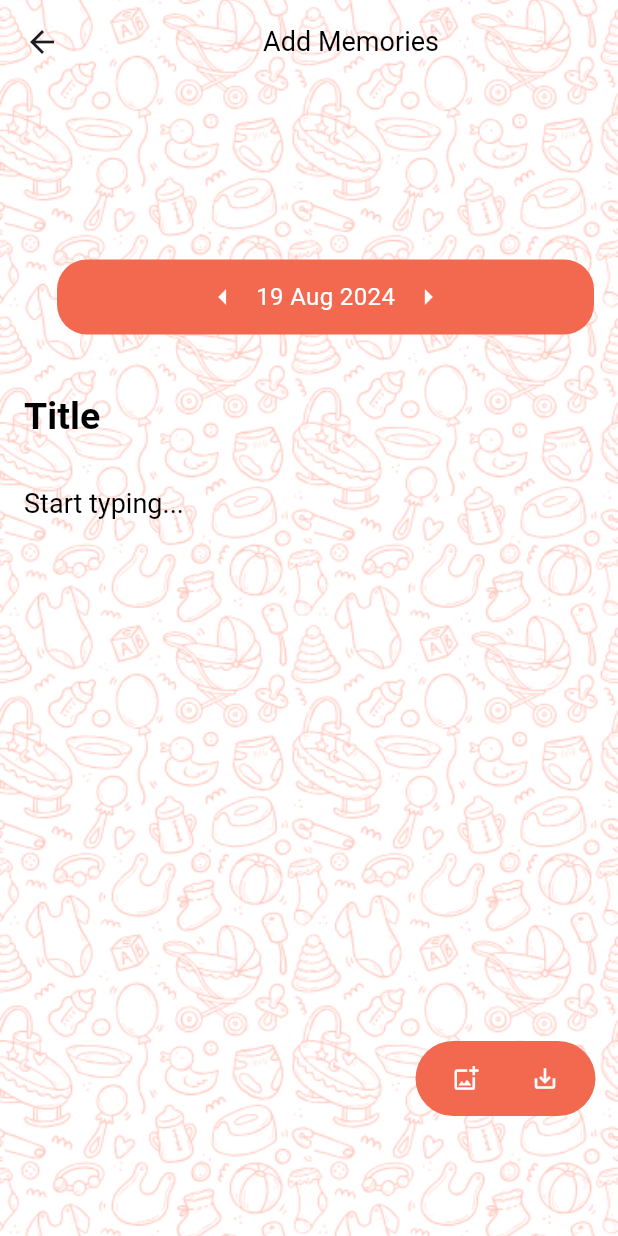
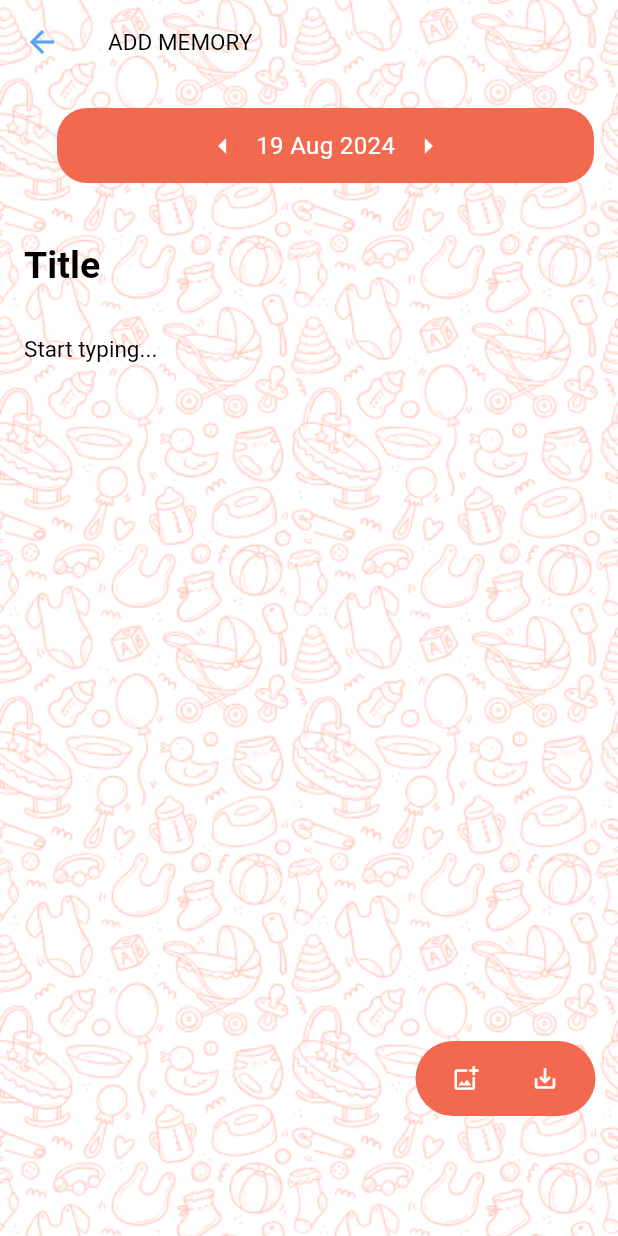
Before and after one commit to zeynepgokdogan/Daily-App, a Flutter app: the AddDiary screen opened directly, on a phone screen of 412 x 824 dp. Run offline on Flutter 3.47's test engine with Material 3 defaults, Android fonts, the phone set to English and light mode, and no system bars; our stand-ins replace cloud_firestore, firebase_auth, firebase_core, firebase_storage, image_picker, pdf and 2 more; accounts and stored records are empty; network calls fail; Roboto replaces fonts that are missing (Poppins).

```diff
--- a/lib/pages/add_diary.dart
+++ b/lib/pages/add_diary.dart
@@ -123,16 +123,15 @@ class _AddDiaryState extends State<AddDiary> {
               appBar: AppBar(
                 leading: IconButton(
                   icon: const Icon(Icons.arrow_back),
+                  color: accentColor,
                   onPressed: () {
                     Navigator.pop(context);
                   },
                 ),
-                title: const Center(
-                  child: Text(
-                    'Add Memories',
-                    style: customTextStyle,
-                    textAlign: TextAlign.left,
-                  ),
+                title: Text(
+                  'ADD MEMORY',
+                  style: customTextStyle,
+                  textAlign: TextAlign.left,
                 ),
                 backgroundColor: Colors.transparent,
                 elevation: 0,
@@ -152,7 +151,8 @@ class _AddDiaryState extends State<AddDiary> {
                         hintStyle: hintTextStyle,
                         hintText: 'Title',
                       ),
-                      style: customTextStyle,
+                      style:
+                          customTextStyle.copyWith(fontWeight: FontWeight.bold),
                     ),
                     const SizedBox(height: 16),
                     TextField(
@@ -192,7 +192,7 @@ class _AddDiaryState extends State<AddDiary> {
                 height: 50,
                 padding: const EdgeInsets.all(5),
                 decoration: const BoxDecoration(
-                  color: Color(0xFFF26950),
+                  color: primaryColor,
                   borderRadius: BorderRadius.all(Radius.circular(50)),
                 ),
                 child: Row(
--- a/lib/util/calendar.dart
+++ b/lib/util/calendar.dart
@@ -1,10 +1,12 @@
 import 'package:flutter/material.dart';
+import 'package:flutter_app/util/styles.dart';
 import 'package:intl/intl.dart';
 
 class Calendar extends StatefulWidget {
   final ValueChanged<DateTime?> onDateChanged;
 
-  const Calendar({super.key, required this.onDateChanged});
+  const Calendar(
+      {super.key, required this.onDateChanged, DateTime? initialDate});
 
   @override
   State<Calendar> createState() => _CalendarState();
@@ -43,9 +45,9 @@ class _CalendarState extends State<Calendar> {
       width: 359,
       height: 50,
       padding: const EdgeInsets.fromLTRB(20, 10, 20, 10),
-      margin: const EdgeInsets.only(top: 101, left: 22),
+      margin: const EdgeInsets.only(left: 22),
       decoration: const BoxDecoration(
-        color: Color(0xFFF26950),
+        color: primaryColor,
         borderRadius: BorderRadius.all(Radius.circular(20)),
       ),
       child: Row(
--- a/lib/util/styles.dart
+++ b/lib/util/styles.dart
@@ -2,7 +2,7 @@ import 'package:flutter/material.dart';
 
 const TextStyle customTextStyle = TextStyle(
   fontFamily: 'Poppins',
-  fontSize: 18.0,
+  fontSize: 15.0,
   fontWeight: FontWeight.w400,
   height: 21.6 / 18.0,
   letterSpacing: 0.02,
@@ -18,6 +18,15 @@ const TextStyle hintTextStyle = TextStyle(
   color: Colors.black,
 );
 
+const TextStyle appBarTextStyle = TextStyle(
+  fontFamily: 'Poppins',
+  fontSize: 18.0,
+  fontWeight: FontWeight.w800,
+  height: 21.6 / 18.0,
+  letterSpacing: 0.02,
+  color: accentColor,
+);
+
 IconThemeData iconStyle({
   Color color = Colors.white,
   double iconSize = 18.0,
@@ -27,3 +36,7 @@ IconThemeData iconStyle({
     size: iconSize,
   );
 }
+
+const Color primaryColor = Color(0xFFF26950);
+const Color secondaryColor = Color(0xFFf79c8c);
+const Color accentColor = Color(0xFf58a6ef);
--- a/pubspec.yaml
+++ b/pubspec.yaml
@@ -19,6 +19,8 @@ dependencies:
   image_picker: ^1.1.2
   permission_handler: ^11.3.1
   firebase_storage: ^12.1.3
+  pdf: ^3.11.1
+  printing: ^5.13.1
 
 dev_dependencies:
   flutter_test:
```
Also changed, not shown: lib/pages/edit_diary.dart (+65 -17 lines), lib/pages/home_page.dart (+95 -15 lines), pubspec.lock, 5 other files.
